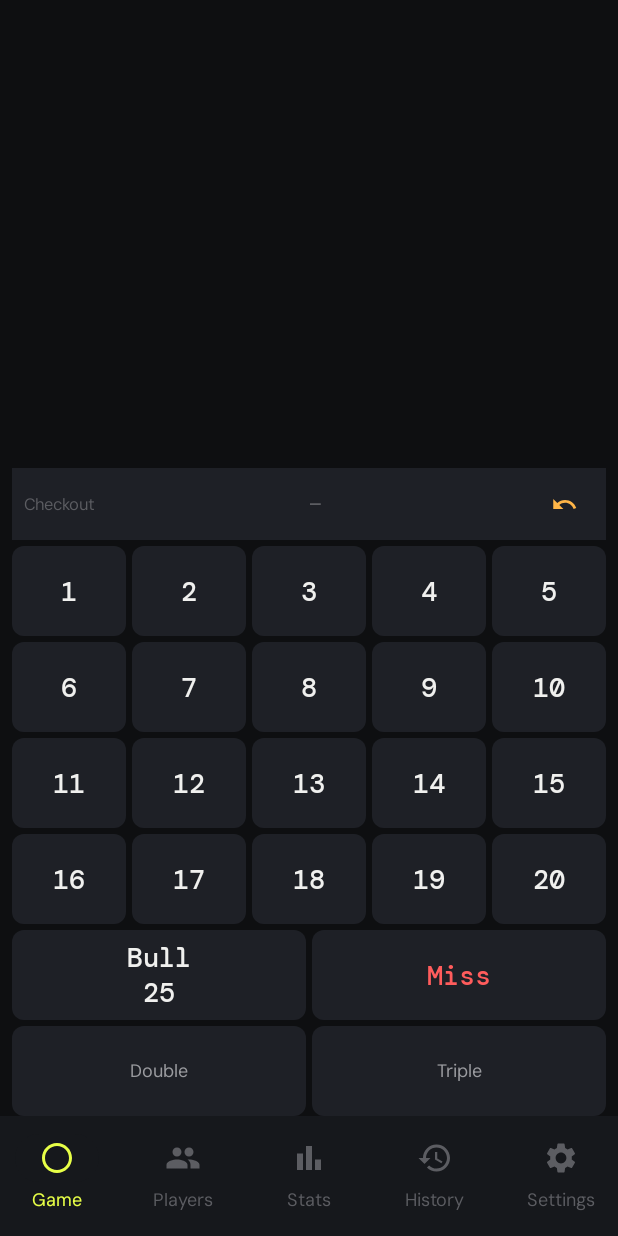
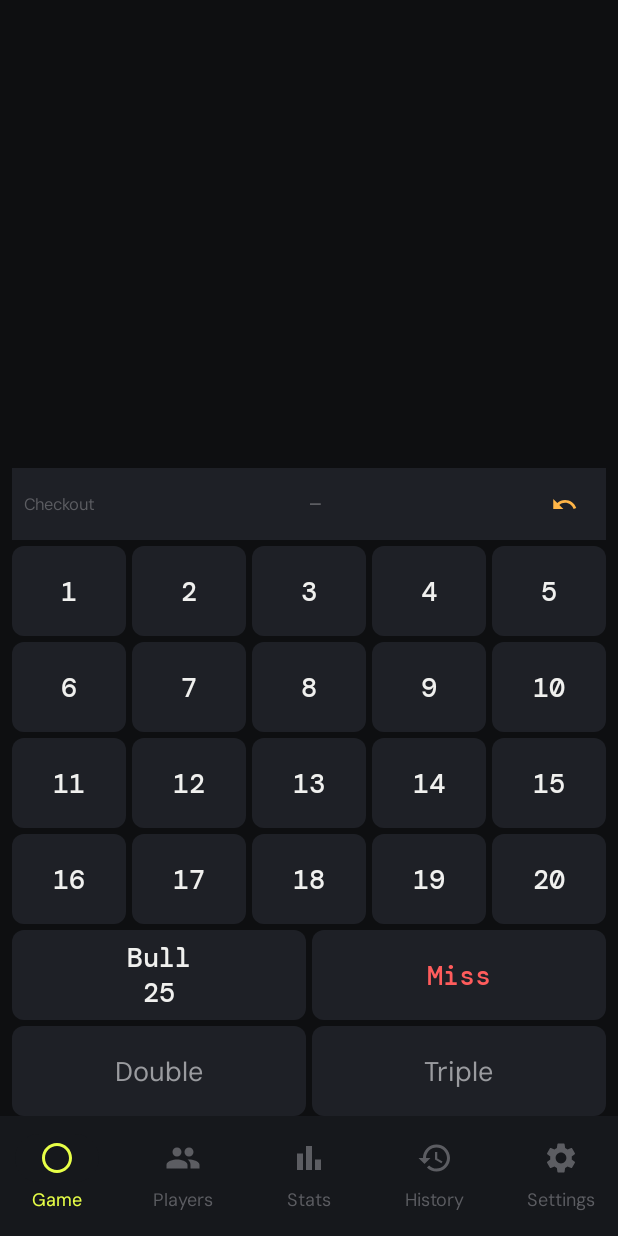
Before and after one commit to Chrausen/androiddartapp, an Android app built with Jetpack Compose: the LiveGameScreen screen opened through its navigation route, on a phone screen of 412 x 824 dp. Run offline under Robolectric (Android 15) with nearby library versions, the phone set to English and light mode, and no system bars; our stand-ins replace Dagger/Hilt's generated code.

Commit message:
UI: match Double/Triple button font size to Bull/Miss (18sp)
https://claude.ai/code/session_01SZZQGGDwyePXfP6UGeZf4F

```diff
--- a/app/src/main/java/com/clubdarts/ui/game/components/DartNumpad.kt
+++ b/app/src/main/java/com/clubdarts/ui/game/components/DartNumpad.kt
@@ -102,7 +102,7 @@ private fun MultiplierButton(
     ) {
         Text(
             text = label,
-            style = MaterialTheme.typography.labelMedium,
+            fontSize = 18.sp,
             fontWeight = FontWeight.SemiBold,
             color = when {
                 isActive   -> Background
```
